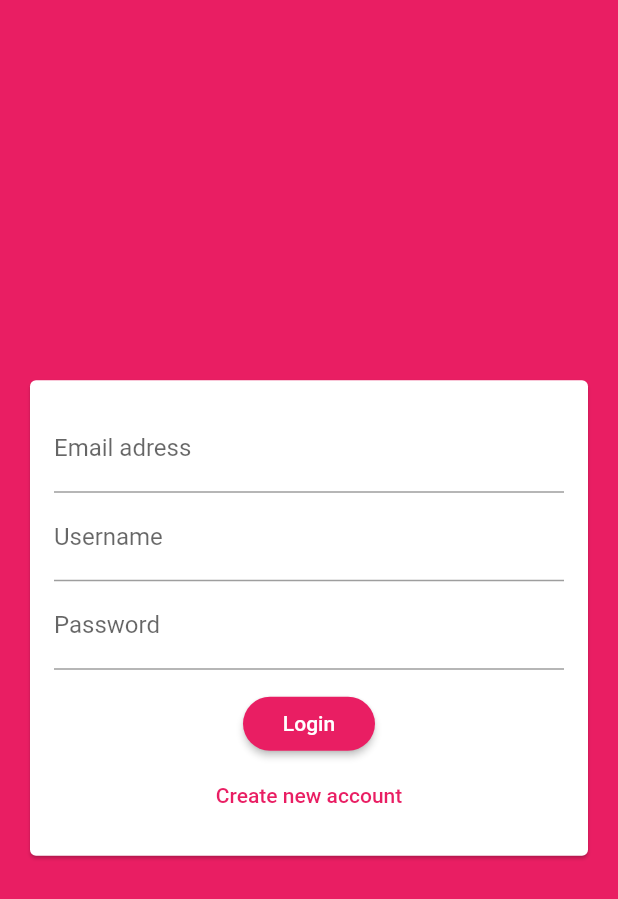
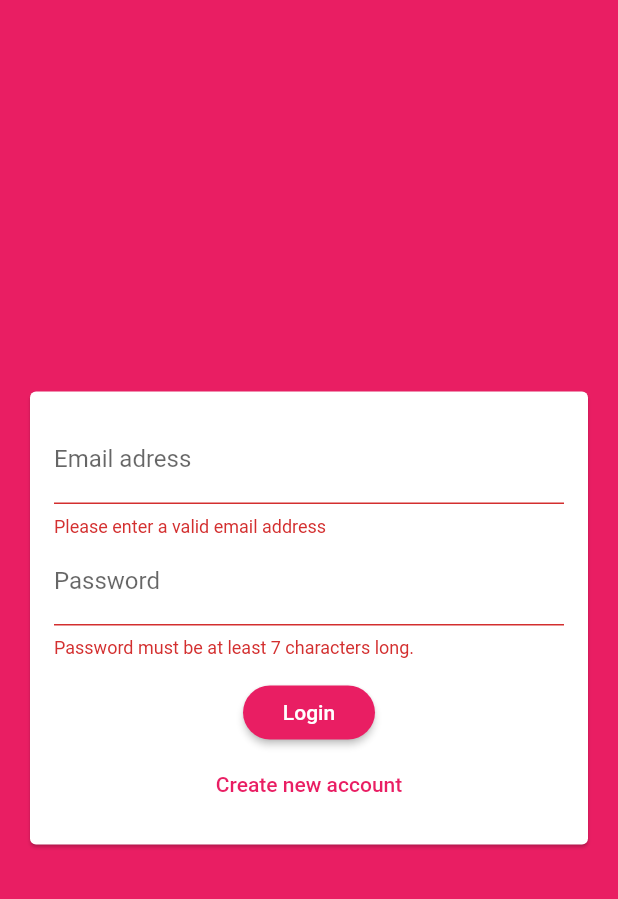
Before and after one commit to ik-code/flutter_chat_firebase, a Flutter app: the screen it shows after launch, after a tap on "Login", on a phone screen of 412 x 824 dp. Shown: the top 899 px of the screen. Run offline on Flutter 3.47's test engine with Material 2 defaults, Android fonts, the phone set to English and light mode, and no system bars; our stand-ins replace cloud_firestore, firebase_core; accounts and stored records are empty.

Commit message:
Creating an Authentication Form

```diff
--- a/lib/widgets/auth/auth_form.dart
+++ b/lib/widgets/auth/auth_form.dart
@@ -8,42 +8,108 @@ class AuthForm extends StatefulWidget {
 }
 
 class _AuthFormState extends State<AuthForm> {
+
+  var _isLogin = true;
+
   @override
   Widget build(BuildContext context) {
+    final _formKey = GlobalKey<FormState>();
+
+    var _userEmail = '';
+    var _userName = '';
+    var _userPassword = '';
+
+    void _trySubmit() {
+      final isValid = _formKey.currentState!.validate();
+      //FocusScope.of(context).unfocus();
+
+      if (isValid) {
+        _formKey.currentState!.save();
+        print(_userEmail);
+        print(_userName);
+        print(_userPassword);
+
+        //use those values to send our auth request ...
+
+      }
+    }
+
     return Center(
       child: Card(
-        margin: EdgeInsets.all(20),
+        margin: const EdgeInsets.all(20),
         child: SingleChildScrollView(
           child: Padding(
-            padding: EdgeInsets.all(16),
+            padding: const EdgeInsets.all(16),
             child: Form(
+              key: _formKey,
               child: Column(
                 mainAxisSize: MainAxisSize.min,
                 children: [
                   TextFormField(
+                    key: ValueKey('email'),
+                    validator: (value) {
+                      if (value!.isEmpty || !value.contains('@')) {
+                        return 'Please enter a valid email address';
+                      }
+                      return null;
+                    },
                     keyboardType: TextInputType.emailAddress,
                     decoration: const InputDecoration(
                       labelText: 'Email adress',
                     ),
+                    onSaved: (value) {
+                      _userEmail = value!;
+                    },
                   ),
+                  if (!_isLogin)
+                    TextFormField(
+                      key: ValueKey('username'),
+                      validator: (value) {
+                        if (value!.isEmpty || value.length < 4) {
+                          return 'Please enter at least 4 characters';
+                        }
+                        return null;
+                      },
+                      decoration: const InputDecoration(labelText: 'Username'),
+                      onSaved: (value) {
+                        _userName = value!;
+                      },
+                    ),
                   TextFormField(
-                    decoration: const InputDecoration(labelText: 'Username'),
-                  ),
-                  TextFormField(
+                    key: ValueKey('password'),
+                    validator: ((value) {
+                      if (value!.isEmpty || value.length < 7) {
+                        return 'Password must be at least 7 characters long.';
+                      }
+                      return null;
+                    }),
                     decoration: const InputDecoration(labelText: 'Password'),
                     obscureText: true,
+                    onSaved: (value) {
+                      _userPassword = value!;
+                    },
                   ),
-                  const SizedBox(height: 12,),
+                  const SizedBox(
+                    height: 12,
+                  ),
                   RaisedButton(
-                    child: Text('Login'),
-                    onPressed: (){},
+                    child: Text(_isLogin ? 'Login' : 'Signup'),
+                    onPressed: _trySubmit,
                   ),
                   FlatButton(
-                    onPressed: (() {
+                    onPressed: () {
 
-                  }),
-                  textColor: Theme.of(context).primaryColor,
-                  child: Text('Create new account'),
+                      setState(() {
+                        _isLogin = !_isLogin;
+                      });
+
+
+                      print(_isLogin);
+                    },
+                    textColor: Theme.of(context).primaryColor,
+                    child: Text(_isLogin
+                        ? 'Create new account'
+                        : 'I already have an account'),
                   )
                 ],
               ),
```
